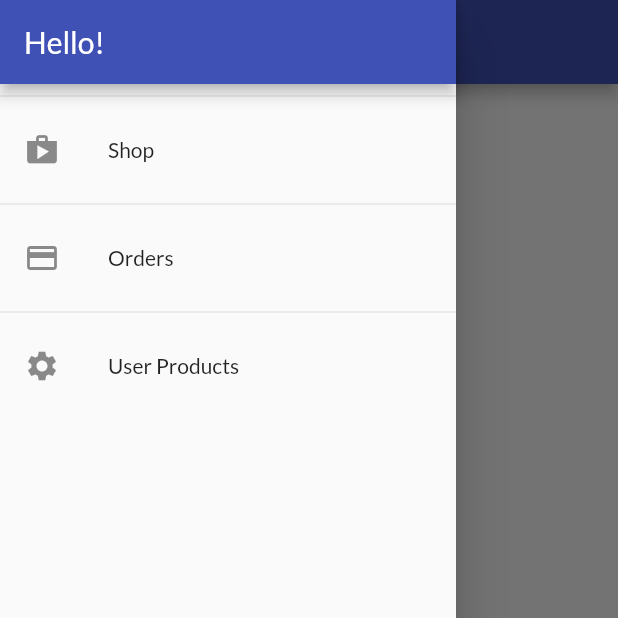
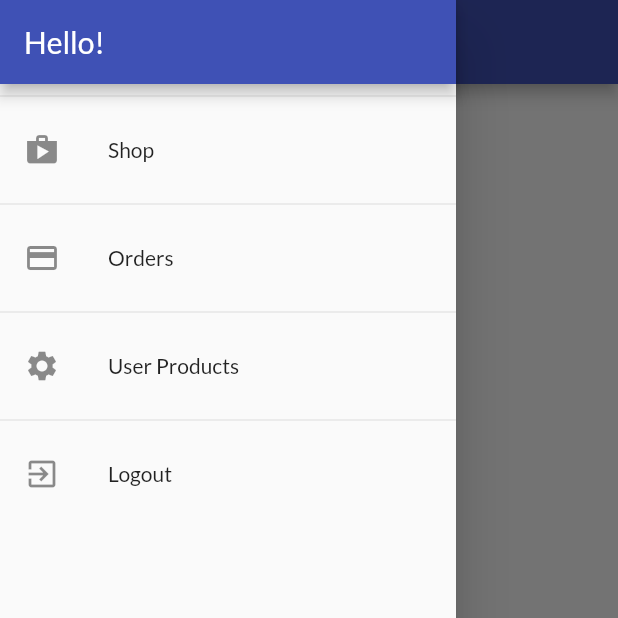
Before and after one commit to epic-dev/flutter-shop, a Flutter app: the OrdersScreen screen opened by its route, with the side drawer open, on a phone screen of 412 x 824 dp, the top half of it. Run offline on Flutter 3.47's test engine with Material 2 defaults, Android fonts, the phone set to English and light mode, and no system bars; network calls fail.

Commit message:
logout users

```diff
--- a/lib/widgets/app_drawer.dart
+++ b/lib/widgets/app_drawer.dart
@@ -1,6 +1,8 @@
 import 'package:flutter/material.dart';
+import 'package:flutter_shop/providers/auth.dart';
 import 'package:flutter_shop/screens/orders_screen.dart';
 import 'package:flutter_shop/widgets/user_product_item.dart';
+import 'package:provider/provider.dart';
 
 class AppDrawer extends StatelessWidget {
   @override
@@ -38,6 +40,15 @@ class AppDrawer extends StatelessWidget {
                   .pushReplacementNamed(UserProductItem.routeName);
             },
           ),
+          Divider(),
+          ListTile(
+            leading: Icon(Icons.exit_to_app),
+            title: Text('Logout'),
+            onTap: () {
+              Navigator.of(context).pop();
+              Provider.of<Auth>(context, listen: false).logOut();
+            },
+          ),
         ],
       ),
     );
```
Also changed, not shown: lib/providers/auth.dart (+24 -0 lines).
